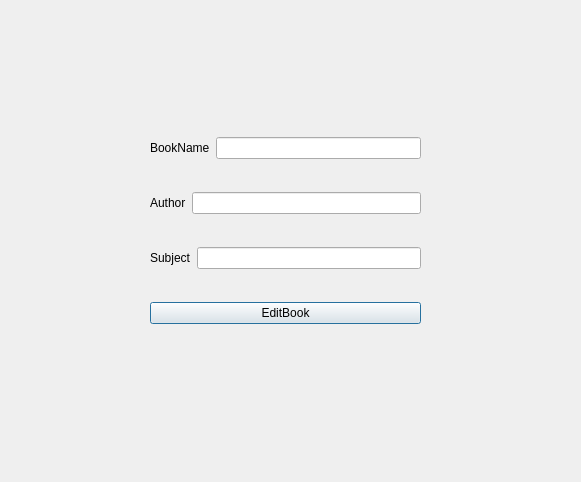
mahsaamini2222/LibraryManagementSystem, file Login/window_editbook.ui: the form before one commit.
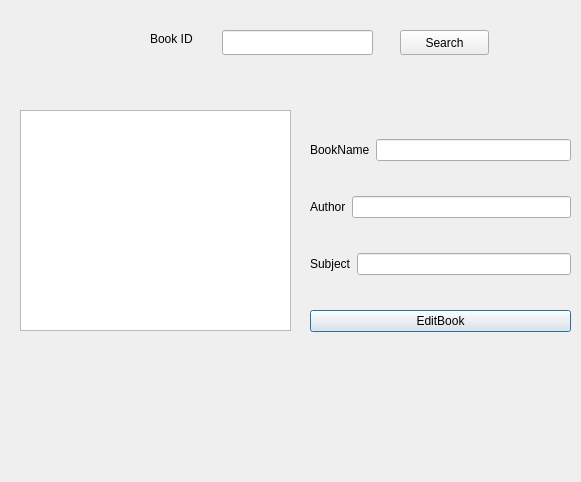
The form after the commit.

Commit message: registerNewAccount json completed/edit and search UI fixed

```diff
--- a/Login/window_editbook.ui
+++ b/Login/window_editbook.ui
@@ -16,10 +16,10 @@
   <widget class="QWidget" name="layoutWidget">
    <property name="geometry">
     <rect>
-     <x>150</x>
+     <x>310</x>
      <y>110</y>
-     <width>271</width>
-     <height>241</height>
+     <width>261</width>
+     <height>251</height>
     </rect>
    </property>
    <layout class="QVBoxLayout" name="verticalLayout">
@@ -74,6 +74,52 @@
     </item>
    </layout>
   </widget>
+  <widget class="QLineEdit" name="lineEdit_BookId">
+   <property name="geometry">
+    <rect>
+     <x>222</x>
+     <y>30</y>
+     <width>151</width>
+     <height>25</height>
+    </rect>
+   </property>
+  </widget>
+  <widget class="QLabel" name="label">
+   <property name="geometry">
+    <rect>
+     <x>150</x>
+     <y>30</y>
+     <width>67</width>
+     <height>17</height>
+    </rect>
+   </property>
+   <property name="text">
+    <string>Book ID</string>
+   </property>
+  </widget>
+  <widget class="QPushButton" name="pushButton_Search">
+   <property name="geometry">
+    <rect>
+     <x>400</x>
+     <y>30</y>
+     <width>89</width>
+     <height>25</height>
+    </rect>
+   </property>
+   <property name="text">
+    <string>Search</string>
+   </property>
+  </widget>
+  <widget class="QTableWidget" name="tableWidget">
+   <property name="geometry">
+    <rect>
+     <x>20</x>
+     <y>110</y>
+     <width>271</width>
+     <height>221</height>
+    </rect>
+   </property>
+  </widget>
  </widget>
  <resources/>
  <connections/>
```
The commit also changes 21 other files.
